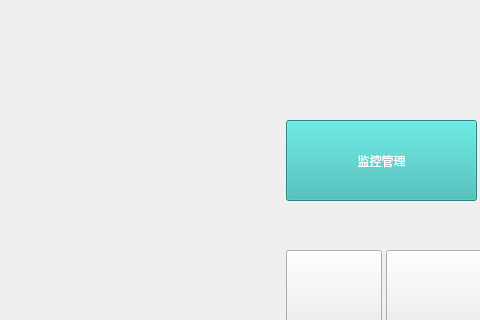
First picture: the form in cctvtest.ui, repository 1157889734/cctvmonitor, before the edit; both pictures show x 544 to 1024 and y 100 to 420 of the 1024 by 768 pixel window.
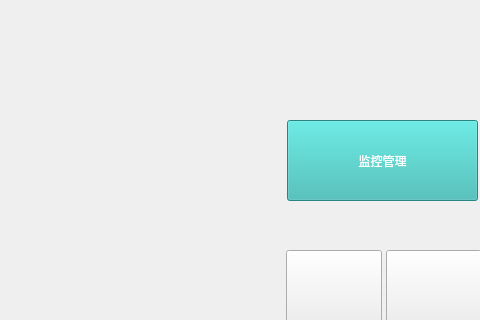
Second picture: the form after the edit. Icons and pictures are not drawn.

```diff
--- a/cctvtest.ui
+++ b/cctvtest.ui
@@ -40,7 +40,7 @@
   <widget class="QPushButton" name="monitorpushButton">
    <property name="geometry">
     <rect>
-     <x>830</x>
+     <x>831</x>
      <y>220</y>
      <width>191</width>
      <height>81</height>
```
Left out of the diff: 27 changed lines with no effect on the pictures.
